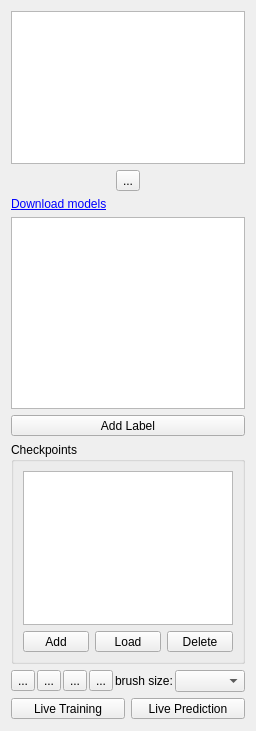
Old version of the form ilastik/applets/neuralNetwork/nnClass.ui in the repository ilastik/ilastik.
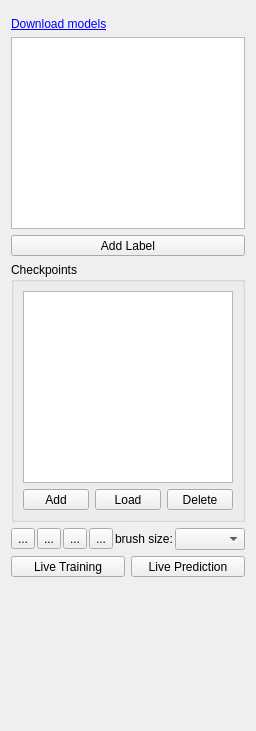
New version of the form. Icons and pictures are not drawn. Custom widgets are drawn as their Qt base class.

Commit message:
refactor: ui-element for model state control to own file
also progress dialog with secondary bar

The edit to the form file:
```diff
--- a/ilastik/applets/neuralNetwork/nnClass.ui
+++ b/ilastik/applets/neuralNetwork/nnClass.ui
@@ -35,24 +35,7 @@
    <item>
     <layout class="QVBoxLayout" name="verticalLayout">
      <item>
-      <widget class="ModelUriEdit" name="modelUri"/>
-     </item>
-     <item>
-      <layout class="QHBoxLayout" name="LoadModelLayout">
-       <item>
-        <widget class="QToolButton" name="controlModel">
-         <property name="enabled">
-          <bool>true</bool>
-         </property>
-         <property name="toolTip">
-          <string>&lt;html&gt;&lt;head/&gt;&lt;body&gt;&lt;p&gt;Click here to check model details, initialize, or un-initialize the model&lt;/p&gt;&lt;/body&gt;&lt;/html&gt;</string>
-         </property>
-         <property name="text">
-          <string>...</string>
-         </property>
-        </widget>
-       </item>
-      </layout>
+      <widget class="ModelStateControl" name="modelStateControl"/>
      </item>
      <item>
       <widget class="QLabel" name="downloadModelsLabel">
@@ -317,9 +300,9 @@
    <header>ilastik.widgets.labelListView</header>
   </customwidget>
   <customwidget>
-   <class>ModelUriEdit</class>
-   <extends>QPlainTextEdit</extends>
-   <header>ilastik.applets.neuralNetwork.nnClassGui</header>
+   <class>ModelStateControl</class>
+   <extends>QWidget</extends>
+   <header>ilastik.applets.neuralNetwork.modelStateControl</header>
   </customwidget>
  </customwidgets>
  <resources/>
```
The commit also changes 6 other files.
